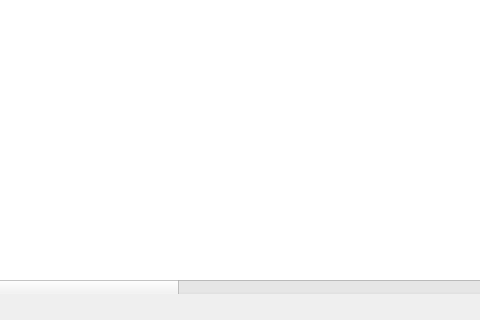
Qt form Desenvolvimento/Estoque.ui (diegost0015/TCC) before a commit; both pictures show x 571 to 1051 and y 265 to 585 of the 1051 by 585 pixel window.
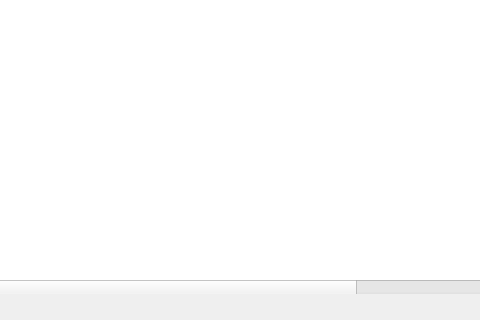
The same form after that commit.

```diff
--- a/Desenvolvimento/Estoque.ui
+++ b/Desenvolvimento/Estoque.ui
@@ -74,16 +74,6 @@
      <string>Descrição</string>
     </property>
    </column>
-   <column>
-    <property name="text">
-     <string/>
-    </property>
-   </column>
-   <column>
-    <property name="text">
-     <string/>
-    </property>
-   </column>
   </widget>
  </widget>
  <resources/>
```
